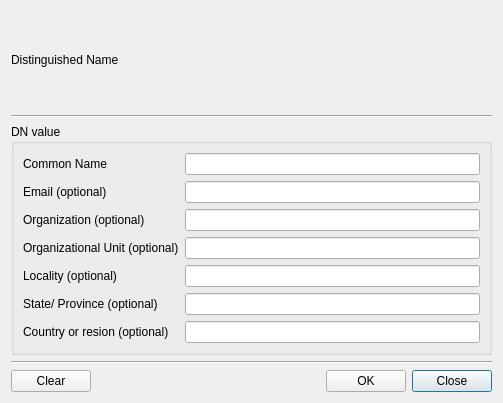
jykim74/CertMan, file CertMan/make_dn_dlg.ui: the form before one commit.
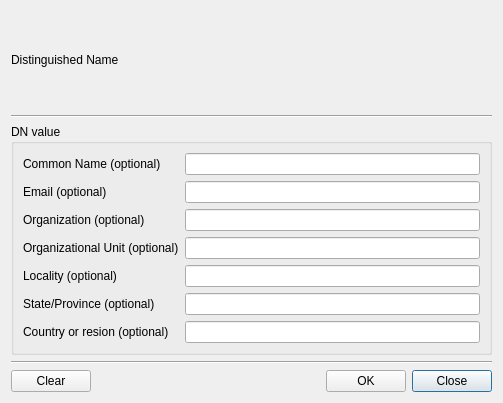
The form after the commit.

Diff of the .ui file:
```diff
--- a/CertMan/make_dn_dlg.ui
+++ b/CertMan/make_dn_dlg.ui
@@ -39,7 +39,7 @@
         <item row="0" column="0">
          <widget class="QLabel" name="label_2">
           <property name="text">
-           <string>Common Name</string>
+           <string>Common Name (optional)</string>
           </property>
          </widget>
         </item>
@@ -63,7 +63,7 @@
         <item row="5" column="0">
          <widget class="QLabel" name="label_8">
           <property name="text">
-           <string>State/ Province (optional)</string>
+           <string>State/Province (optional)</string>
           </property>
          </widget>
         </item>
```
